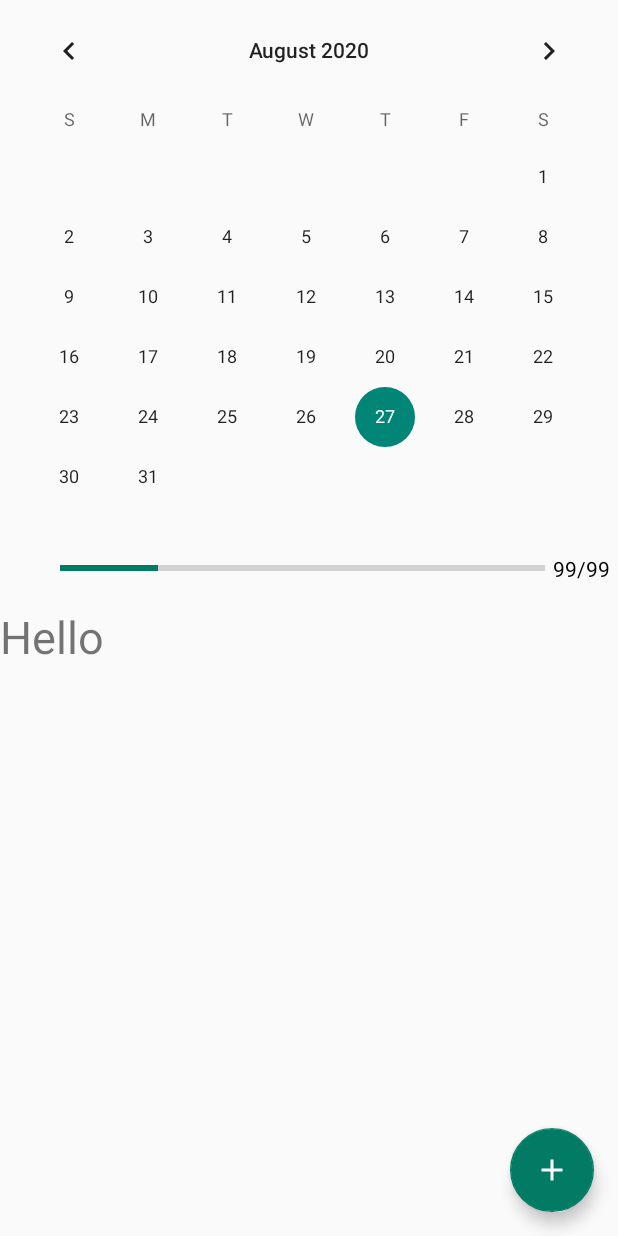
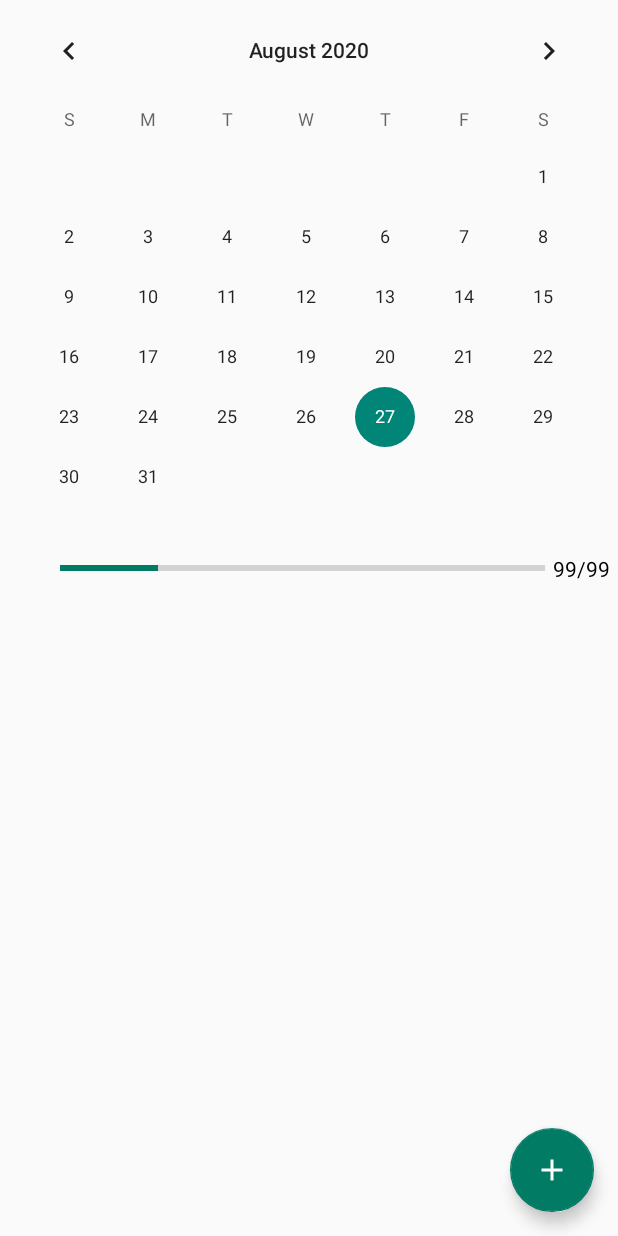
Before and after one commit to Anton7692/The-Two-Day-Rule-Calendar, an Android app: the screen it shows after launch (MainActivity), on a phone screen of 412 x 824 dp. Run offline under Robolectric (Android 15) with nearby library versions, the phone set to English and light mode, and no system bars; libraries missing offline, so code that uses them is left out: com.squareup.timessquare.

Commit message:
adding text views programmatically

```diff
--- a/app/src/main/res/layout-v21/activity_main.xml
+++ b/app/src/main/res/layout-v21/activity_main.xml
@@ -68,14 +68,12 @@
                     android:text="99/99"
                     android:textColor="@android:color/black" />
             </LinearLayout>
-            <TextView
-                android:id="@+id/tv"
-                android:layout_width="wrap_content"
-                android:layout_height="match_parent"
-                android:text="Hello"
-                android:gravity="center"
-                android:textSize="30dp">
-            </TextView>
+            <LinearLayout
+                android:id="@+id/ll_for_todos"
+                android:layout_width="match_parent"
+                android:layout_height="wrap_content"
+                android:orientation="vertical">
+            </LinearLayout>
         </LinearLayout>
     </ScrollView>
 
--- a/app/src/main/res/layout/activity_main.xml
+++ b/app/src/main/res/layout/activity_main.xml
@@ -68,14 +68,12 @@
                     android:text="99/99"
                     android:textColor="@android:color/black" />
             </LinearLayout>
-            <TextView
-                android:id="@+id/tv"
-                android:layout_width="wrap_content"
-                android:layout_height="match_parent"
-                android:text="Hello"
-                android:gravity="center"
-                android:textSize="30dp">
-            </TextView>
+            <LinearLayout
+                android:id="@+id/ll_for_todos"
+                android:layout_width="match_parent"
+                android:layout_height="wrap_content"
+                android:orientation="vertical">
+            </LinearLayout>
         </LinearLayout>
     </ScrollView>
 
```
Also changed, not shown: app/src/main/java/com/example/twodayrulecalendar/MainActivity.kt (+14 -4 lines).
